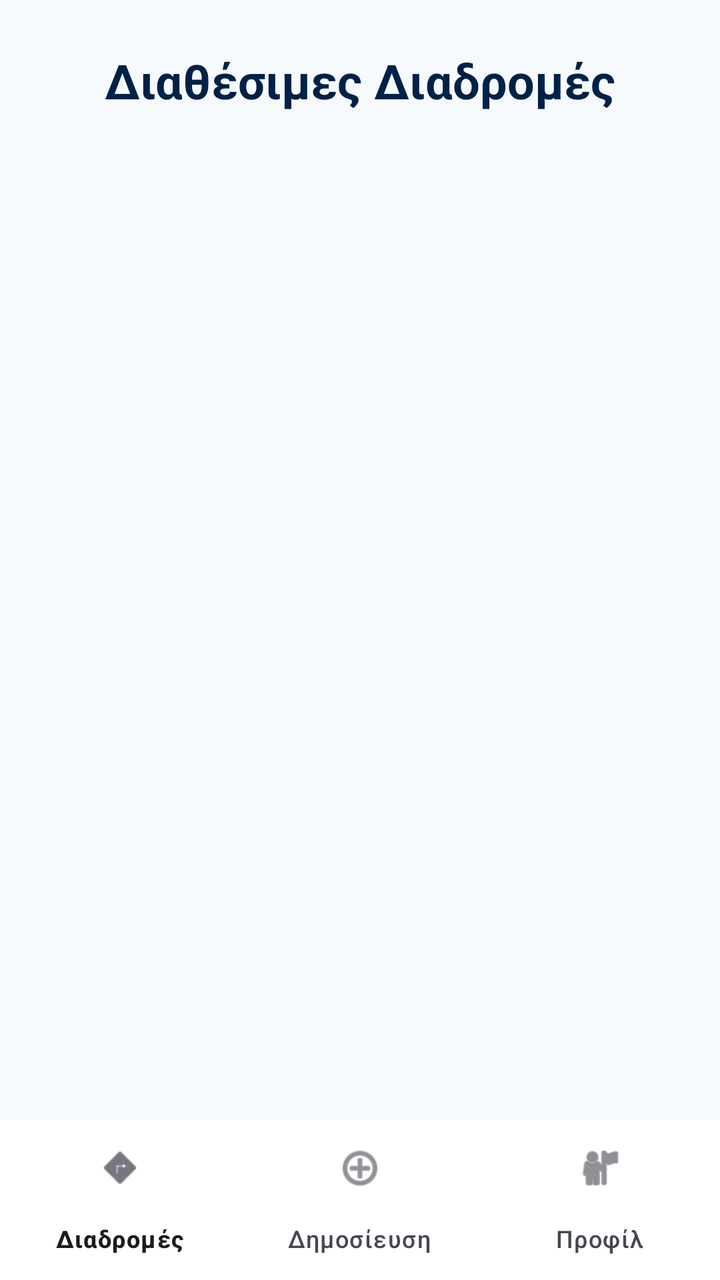
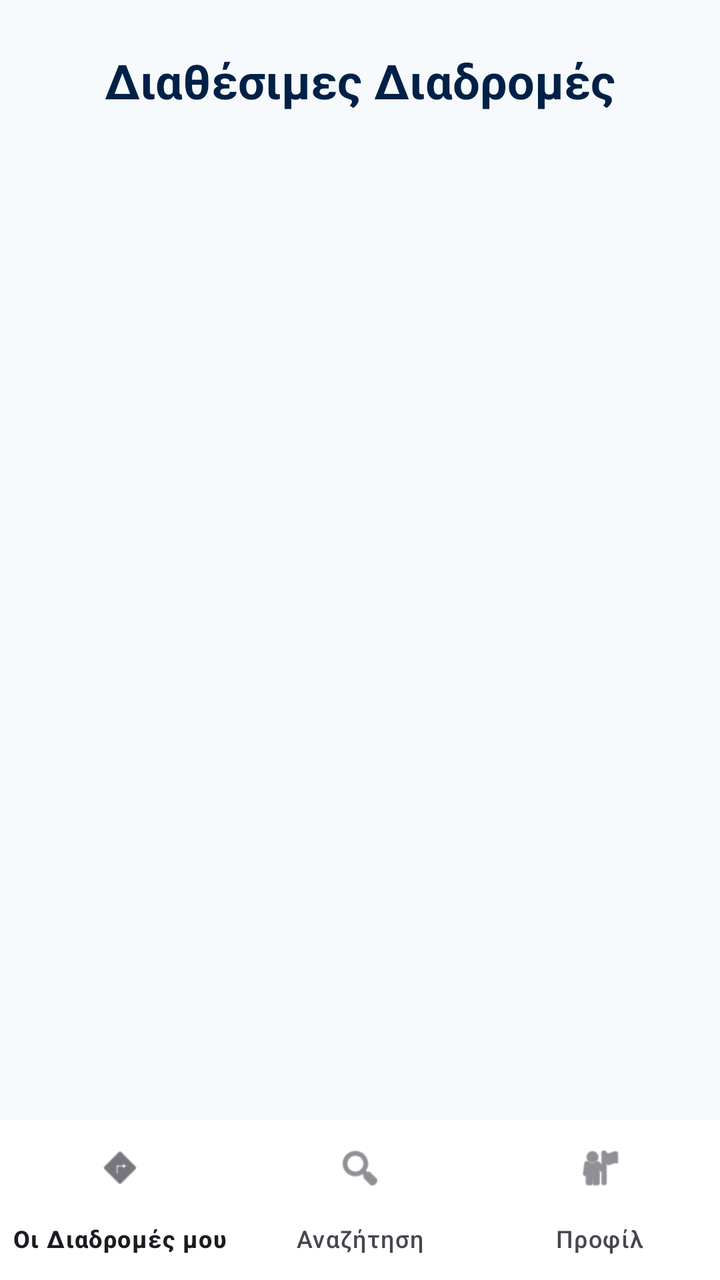

An Android layout rendered at two revisions. The XML below is the earlier revision; the diff shows what the commit changed to produce the second picture.
<!-- AndroidManifest.xml: application theme Theme.AUTHRIDE -->
<!-- res/layout/activity_passenger.xml -->
<?xml version="1.0" encoding="utf-8"?>
<androidx.constraintlayout.widget.ConstraintLayout
    xmlns:android="http://schemas.android.com/apk/res/android"
    xmlns:app="http://schemas.android.com/apk/res-auto"
    xmlns:tools="http://schemas.android.com/tools"
    android:layout_width="match_parent"
    android:layout_height="match_parent"
    android:background="#F7FAFC"
    tools:context=".PassengerActivity">

    <TextView
        android:id="@+id/tv_passenger_title"
        android:layout_width="wrap_content"
        android:layout_height="wrap_content"
        android:layout_marginTop="24dp"
        android:textColor="#002147"
        android:textSize="24sp"
        android:textStyle="bold"
        android:text="Διαθέσιμες Διαδρομές"
        app:layout_constraintTop_toTopOf="parent"
        app:layout_constraintStart_toStartOf="parent"
        app:layout_constraintEnd_toEndOf="parent" />

    <androidx.recyclerview.widget.RecyclerView
        android:id="@+id/recyclerViewRoutes"
        android:layout_width="match_parent"
        android:layout_height="0dp"
        android:layout_marginTop="16dp"
        android:clipToPadding="false"
        android:padding="16dp"
        app:layout_constraintTop_toBottomOf="@id/tv_passenger_title"
        app:layout_constraintBottom_toTopOf="@+id/bottom_navigation" />


    <LinearLayout
        android:id="@+id/layout_empty_state"
        android:layout_width="match_parent"
        android:layout_height="wrap_content"
        android:orientation="vertical"
        android:gravity="center"
        android:padding="24dp"
        android:visibility="gone"
        app:layout_constraintTop_toBottomOf="@id/tv_passenger_title"
        app:layout_constraintBottom_toTopOf="@+id/bottom_navigation">

        <androidx.cardview.widget.CardView
            android:layout_width="match_parent"
            android:layout_height="wrap_content"
            app:cardCornerRadius="16dp"
            app:cardElevation="6dp"
            app:cardBackgroundColor="#002147"> <LinearLayout
            android:layout_width="match_parent"
            android:layout_height="wrap_content"
            android:gravity="center"
            android:orientation="vertical"
            android:padding="32dp">

            <TextView
                android:layout_width="wrap_content"
                android:layout_height="wrap_content"
                android:text="Δεν υπάρχουν διαθέσιμες διαδρομές"
                android:textColor="#FFFFFF"
                android:textSize="18sp"
                android:textStyle="bold"
                android:gravity="center"
                android:layout_marginBottom="16dp"/>

            <ImageView
                android:layout_width="120dp"
                android:layout_height="120dp"
                android:layout_marginBottom="16dp"
                android:src="@drawable/no_ride" />

            <TextView
                android:layout_width="wrap_content"
                android:layout_height="wrap_content"
                android:gravity="center"
                android:text="Δεν μπορέσαμε να βρούμε τρέχουσες διαδρομές αυτή την στιγμή. Δοκιμάστε ξανά αργότερα."
                android:textColor="#E2E8F0"
                android:textSize="14sp"
                android:layout_marginBottom="24dp"/>

            <Button
                android:id="@+id/btn_refresh"
                android:layout_width="match_parent"
                android:layout_height="50dp"
                android:backgroundTint="#7CB342"
                android:text="Ανανέωση Αναζήτησης"
                android:textAllCaps="false"
                android:textColor="#FFFFFF" />

        </LinearLayout>
        </androidx.cardview.widget.CardView>
    </LinearLayout>


    <com.google.android.material.bottomnavigation.BottomNavigationView
        android:id="@+id/bottom_navigation"
        android:layout_width="match_parent"
        android:layout_height="wrap_content"
        app:layout_constraintBottom_toBottomOf="parent"
        app:menu="@menu/bottom_nav_menu"
        android:background="#FFFFFF" />

</androidx.constraintlayout.widget.ConstraintLayout>
<!-- resources referenced by this layout -->
<resources>
  <!-- drawable no_ride: png bitmap (drawable, 203182 bytes) -->
  <style name="Theme.AUTHRIDE" parent="Base.Theme.AUTHRIDE" />
  <style name="Base.Theme.AUTHRIDE" parent="Theme.Material3.DayNight.NoActionBar">
          
          
      </style>
</resources>

<!-- the commit's change to res/layout/activity_passenger.xml (unified diff, before → after) -->
@@ -99,7 +99,7 @@
         android:layout_width="match_parent"
         android:layout_height="wrap_content"
         app:layout_constraintBottom_toBottomOf="parent"
-        app:menu="@menu/bottom_nav_menu"
+        app:menu="@menu/bottom_nav_passenger"
         android:background="#FFFFFF" />
 
 </androidx.constraintlayout.widget.ConstraintLayout>
